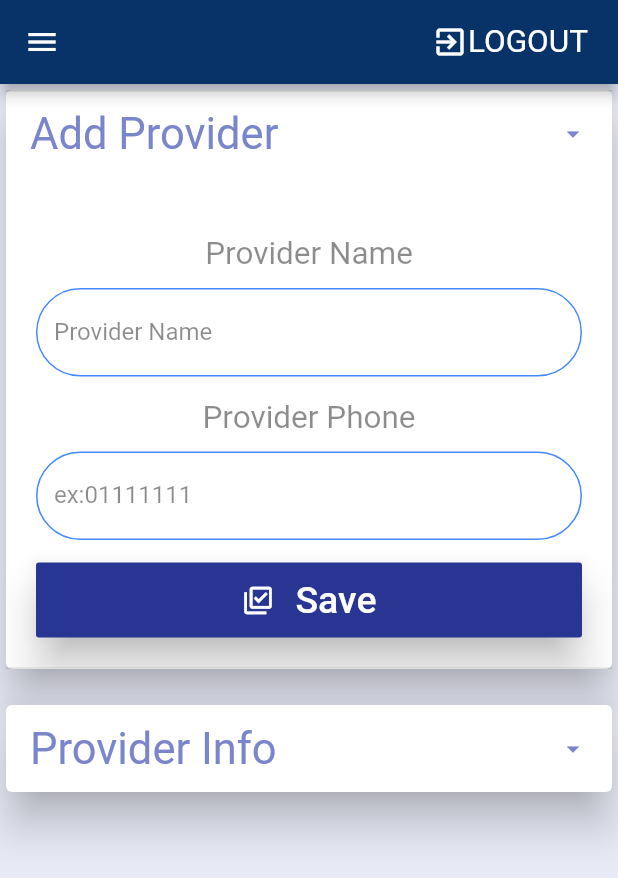
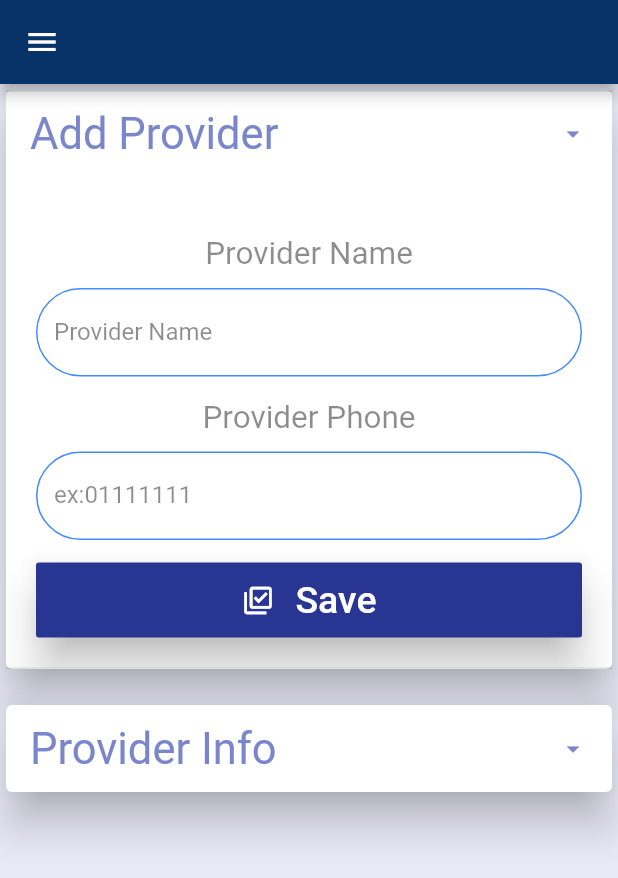
Before and after one commit to hbfawaz112/Petrol-Station, a Flutter app: the Providers screen opened directly, after a tap on "Add Provider", after a tap on "Save", on a phone screen of 412 x 824 dp. Shown: the top 878 px of the screen. Run offline on Flutter 3.47's test engine with Material 2 defaults, Android fonts, the phone set to English and light mode, and no system bars; our stand-ins replace cloud_firestore, firebase_auth, firebase_core, fluttertoast, percent_indicator; missing offline and left inert: pattern_formatter; accounts and stored records are empty.

Commit message:
Update Provider.dart

```diff
--- a/flutter_petrol_station/lib/Screens/Provider.dart
+++ b/flutter_petrol_station/lib/Screens/Provider.dart
@@ -4,6 +4,9 @@ import 'package:flutter_petrol_station/widgets/Drawer.dart';
 import 'package:cloud_firestore/cloud_firestore.dart';
 import 'package:firebase_auth/firebase_auth.dart';
 import 'package:flutter_petrol_station/services/cloud_services.dart';
+import 'package:fluttertoast/fluttertoast.dart';
+
+import 'dashboard_firstore.dart';
 
 class Providers extends StatefulWidget {
   static String id = 'Provider';
@@ -89,6 +92,19 @@ class _ProvidersState extends State<Providers> {
       'Provider_Name': t1.text,
       'Provider_Phone': t2.text,
     });
+    setState(() {
+          t1.text='';
+          t2.text='';
+        });
+        Fluttertoast.showToast(
+        msg: "The new provider has been added..",
+        toastLength: Toast.LENGTH_SHORT,
+        gravity: ToastGravity.BOTTOM,
+        timeInSecForIosWeb: 1,
+        backgroundColor: Colors.green,
+        textColor: Colors.white,
+        fontSize: 16.0
+    );
     print('done addedd');
   }
 
@@ -150,24 +166,19 @@ class _ProvidersState extends State<Providers> {
 
   @override
   Widget build(BuildContext context) {
-    return Scaffold(
+    return  WillPopScope(
+        // ignore: missing_return
+        onWillPop: () {
+        Navigator.pushReplacement(
+    context,
+    MaterialPageRoute(builder: (context) => Dashboard()),
+  );
+       },
+        child: Scaffold(
             backgroundColor: Colors.indigo[50],
             appBar: AppBar(
               backgroundColor: Color(0xFF083369),
-          actions: [
-            Row(
-              children: [
-                Icon(
-                  Icons.exit_to_app,
-                  size: 24,
-                  color: Colors.white,
-                ),
-                Text('LOGOUT',
-                    style: TextStyle(color: Colors.white, fontSize: 21.0)),
-                SizedBox(width: 20)
-              ],
-            )
-          ],
+
             ),
             drawer: getDrawer(),
             body: ListView(children: [
@@ -319,7 +330,7 @@ class _ProvidersState extends State<Providers> {
                                             ),
                                             value: selecting_provider,
                                             //isDense: true,
-                                        hint: Text('Fuel Type'),
+                                            hint: Text('    Select Provider'),
                                             onChanged: (newValue) {
                                               Provider_changed(newValue);
                                             },
@@ -476,6 +487,5 @@ class _ProvidersState extends State<Providers> {
                               ),
                             ]))
                       ])),
-        ]));
-  }
-}
+            ])),
+      );}}
```
Lines whose indentation alone changed are shown as unchanged.
